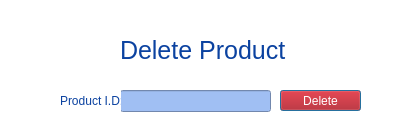
The window that Bhitti/deleteproduct.ui (BigyaDhungana/Bhitti_v2) describes before a commit, drawn with Qt 5.
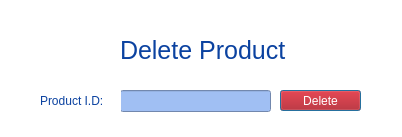
The same window after the commit. Icons and pictures are not drawn.

```diff
--- a/Bhitti/deleteproduct.ui
+++ b/Bhitti/deleteproduct.ui
@@ -57,9 +57,9 @@
   <widget class="QLabel" name="label_2">
    <property name="geometry">
     <rect>
-     <x>60</x>
+     <x>40</x>
      <y>90</y>
-     <width>61</width>
+     <width>81</width>
      <height>21</height>
     </rect>
    </property>
```
